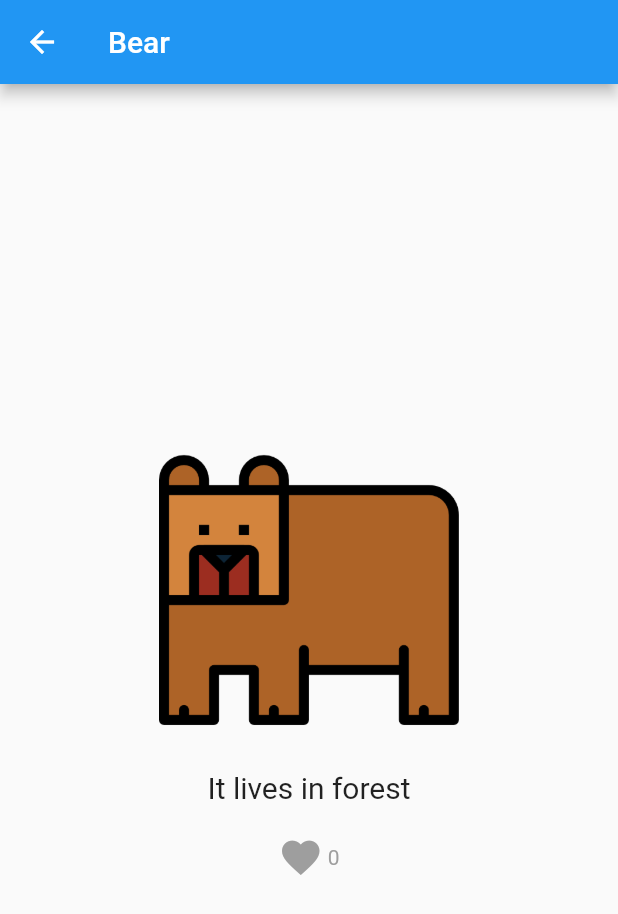
After one commit to changDDAO/list_page_lecture, a Flutter app: the screen it shows after launch, after a tap on "Bear", on a phone screen of 412 x 824 dp. The commit adds this screen. Shown: the top 914 px of the screen. Run offline on Flutter 3.47's test engine with Material 2 defaults, Android fonts, the phone set to English and light mode, and no system bars; drawn by our look-alikes of like_button.

Commit message:
add like button & data connection

```diff
--- /dev/null
+++ b/lib/animal_page.dart
@@ -0,0 +1,49 @@
+import 'package:flutter/material.dart';
+import 'package:like_button/like_button.dart';
+
+import 'model.dart';
+
+class AnimalPage extends StatefulWidget {
+  const AnimalPage({Key? key, required this.animal}) : super(key: key);
+
+  final Animal animal;
+
+  @override
+  State<AnimalPage> createState() => _AnimalPageState();
+}
+
+class _AnimalPageState extends State<AnimalPage> {
+  bool isLiked = false;
+  int likeCount = 0;
+  @override
+  Widget build(BuildContext context) {
+    return Scaffold(
+      appBar: AppBar(
+        title: Text(widget.animal.name),
+      ),
+      body: Center(
+        child: Column(mainAxisAlignment: MainAxisAlignment.center, children: [
+          SizedBox(height: 200, width: 200, child: Image.asset(widget.animal.imgPath)),
+          const SizedBox(
+            height: 20,
+          ),
+          Text(
+            'It lives in ' + widget.animal.location,
+            style: const TextStyle(
+              fontSize: 20,
+            ),
+          ),
+          const SizedBox(
+            height: 20,
+          ),
+          LikeButton(
+            size: 30,
+            isLiked: isLiked,
+            likeCount: likeCount,
+          )
+        ]
+        ),
+      ),
+    );
+  }
+}
--- a/lib/main.dart
+++ b/lib/main.dart
@@ -1,4 +1,5 @@
 import 'package:flutter/material.dart';
+import 'package:list_page_lecture/animal_page.dart';
 import 'package:list_page_lecture/model.dart';
 
 void main() {
@@ -13,10 +14,9 @@ class MyApp extends StatelessWidget {
     return MaterialApp(
       home: MyPage(),
     );
+  }
+}
 
-  }
-
-}
 class MyPage extends StatefulWidget {
   const MyPage({Key? key}) : super(key: key);
 
@@ -44,7 +44,6 @@ class _MyPageState extends State<MyPage> {
     'image/koala.png',
     'image/lion.png',
     'image/tiger.png',
-
   ];
   static List<String> animalLocation = [
     'forest',
@@ -58,8 +57,10 @@ class _MyPageState extends State<MyPage> {
   ];
 
   final List<Animal> animalData = List.generate(
-      animalName.length, (index) =>
-      Animal(animalName[index], animalImagePath[index], animalLocation[index]));
+      animalName.length,
+      (index) => Animal(
+          animalName[index], animalImagePath[index], animalLocation[index]));
+
   @override
   Widget build(BuildContext context) {
     return Scaffold(
@@ -68,19 +69,24 @@ class _MyPageState extends State<MyPage> {
       ),
       body: ListView.builder(
           itemCount: animalData.length,
-          itemBuilder: (context, index){
+          itemBuilder: (context, index) {
             return Card(
               child: ListTile(
                 title: Text(
-                animalData[index].name,
+                  animalData[index].name,
+                ),
+                leading: SizedBox(
+                  height: 50,
+                  width: 50,
+                  child: Image.asset(animalData[index].imgPath),
+                ),
+                onTap: (){
+                  Navigator.of(context).push(MaterialPageRoute(
+                      builder: (context)=>AnimalPage(animal: animalData[index],)));
+                },
               ),
-            leading: SizedBox(
-              height: 50, width: 50,
-              child: Image.asset(animalData[index].imgPath),
-            )),
             );
-          }
-      ),
+          }),
     );
   }
 }
--- a/pubspec.yaml
+++ b/pubspec.yaml
@@ -32,6 +32,7 @@ dependencies:
     sdk: flutter
 
 
+  like_button: ^2.0.5
   # The following adds the Cupertino Icons font to your application.
   # Use with the CupertinoIcons class for iOS style icons.
   cupertino_icons: ^1.0.2
```
Also changed, not shown: pubspec.lock.
